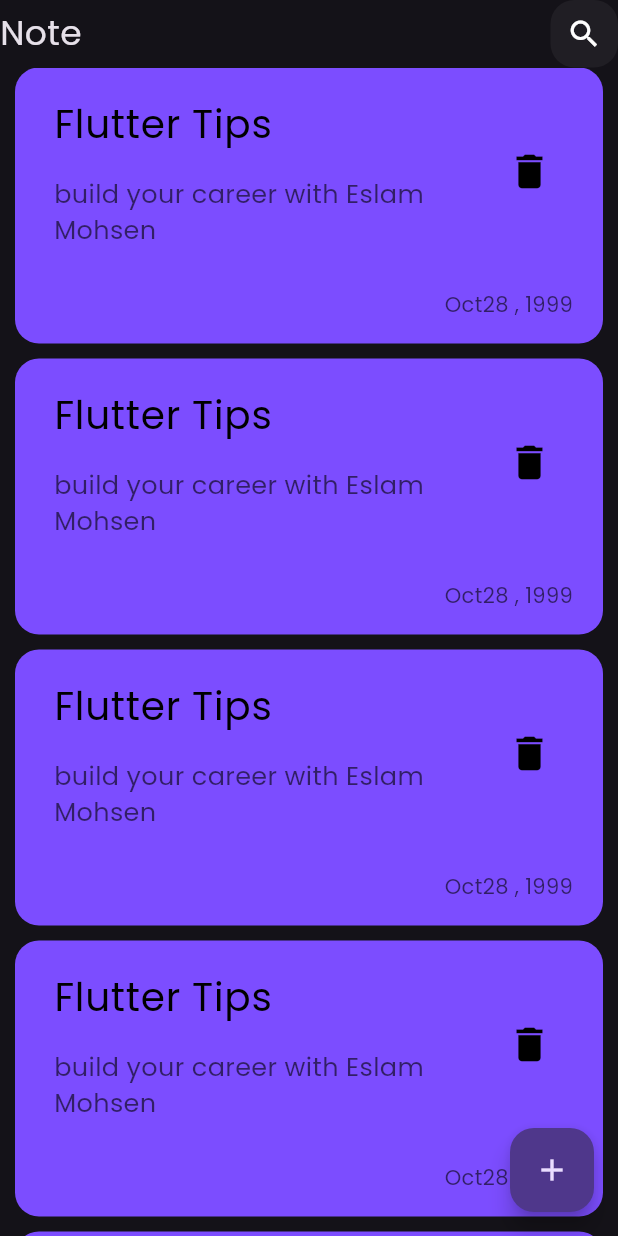
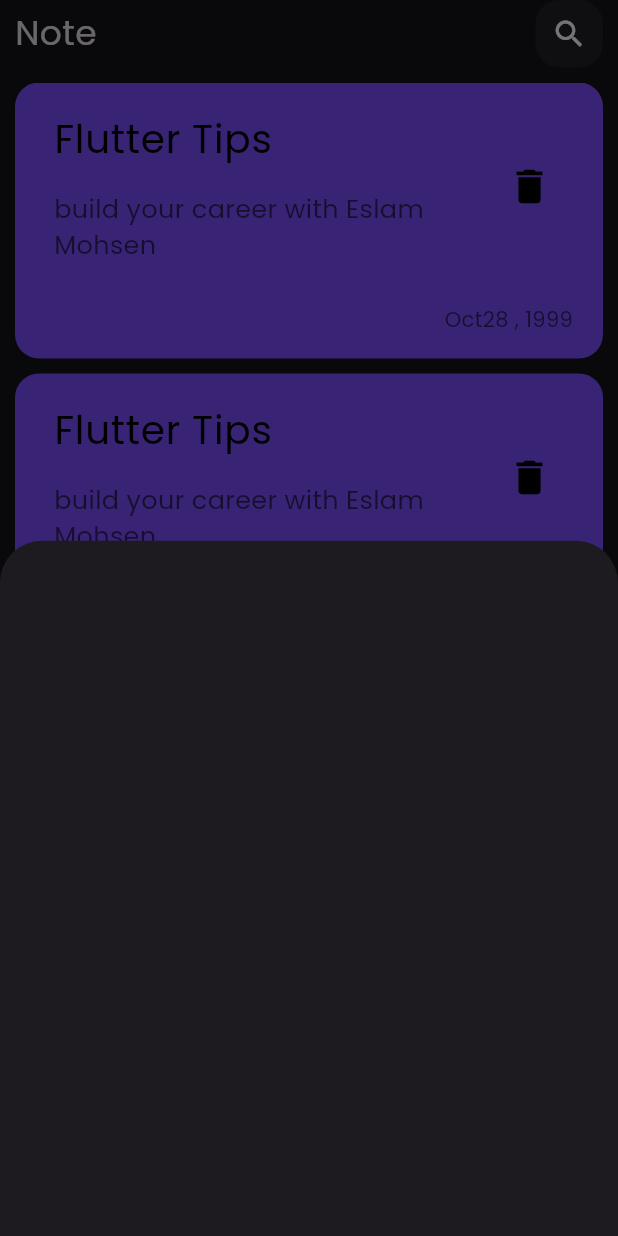
Before and after one commit to EslamMohsen110/noteapp, a Flutter app: the screen it shows after launch, after a tap on the "add" icon, on a phone screen of 412 x 824 dp. Run offline on Flutter 3.47's test engine with Material 3 defaults, Android fonts, the phone set to English and light mode, and no system bars.

Commit message:
Add show model button sheet.

```diff
--- a/lib/views/notes_views.dart
+++ b/lib/views/notes_views.dart
@@ -1,4 +1,5 @@
 import 'package:flutter/material.dart';
+import 'package:noteapp/views/widgets/add_note_bottom_sheet.dart';
 import 'package:noteapp/views/widgets/notes_view_body.dart';
 
 class NotesViews extends StatelessWidget {
@@ -8,7 +9,14 @@ class NotesViews extends StatelessWidget {
   Widget build(BuildContext context) {
     return Scaffold(
       floatingActionButton: FloatingActionButton(
-        onPressed: () {},
+        onPressed: () {
+          showModalBottomSheet(
+            context: context,
+            builder: (context) {
+              return AddNoteBottomSheet();
+            },
+          );
+        },
         child: const Icon(Icons.add),
       ),
       body: const NotesViewBody(),
--- /dev/null
+++ b/lib/views/widgets/add_note_bottom_sheet.dart
@@ -0,0 +1,10 @@
+import 'package:flutter/material.dart';
+
+class AddNoteBottomSheet extends StatelessWidget {
+  const AddNoteBottomSheet({super.key});
+
+  @override
+  Widget build(BuildContext context) {
+    return Container();
+  }
+}
--- a/lib/views/widgets/custom_app_bar.dart
+++ b/lib/views/widgets/custom_app_bar.dart
@@ -6,7 +6,10 @@ class CustomAppBar extends StatelessWidget {
 
   @override
   Widget build(BuildContext context) {
-    return const Row(
+    // ignore: prefer_const_constructors
+    return Padding(
+      padding: const EdgeInsets.only(right: 10, left: 10, bottom: 10),
+      child: const Row(
         children: [
           Text(
             'Note',
@@ -15,6 +18,7 @@ class CustomAppBar extends StatelessWidget {
           Spacer(),
           CustomSearchIcon()
         ],
+      ),
     );
   }
 }
```
Lines whose indentation alone changed are shown as unchanged.
